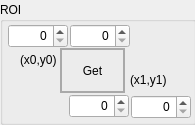
First picture: the form in GUI/qt/QtAddons/uxroiwidget.ui, repository neutronimaging/imagingsuite, before the edit.
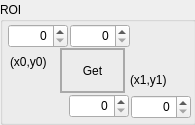
Second picture: the form after the edit.

```diff
--- a/GUI/qt/QtAddons/uxroiwidget.ui
+++ b/GUI/qt/QtAddons/uxroiwidget.ui
@@ -123,17 +123,12 @@
    <widget class="QLabel" name="label">
     <property name="geometry">
      <rect>
-      <x>20</x>
+      <x>10</x>
       <y>50</y>
-      <width>60</width>
-      <height>16</height>
+      <width>51</width>
+      <height>20</height>
      </rect>
     </property>
-    <property name="font">
-     <font>
-      <pointsize>9</pointsize>
-     </font>
-    </property>
     <property name="text">
      <string>(x0,y0)</string>
     </property>
```
Left out of the diff: 16 changed lines with no effect on the pictures.
